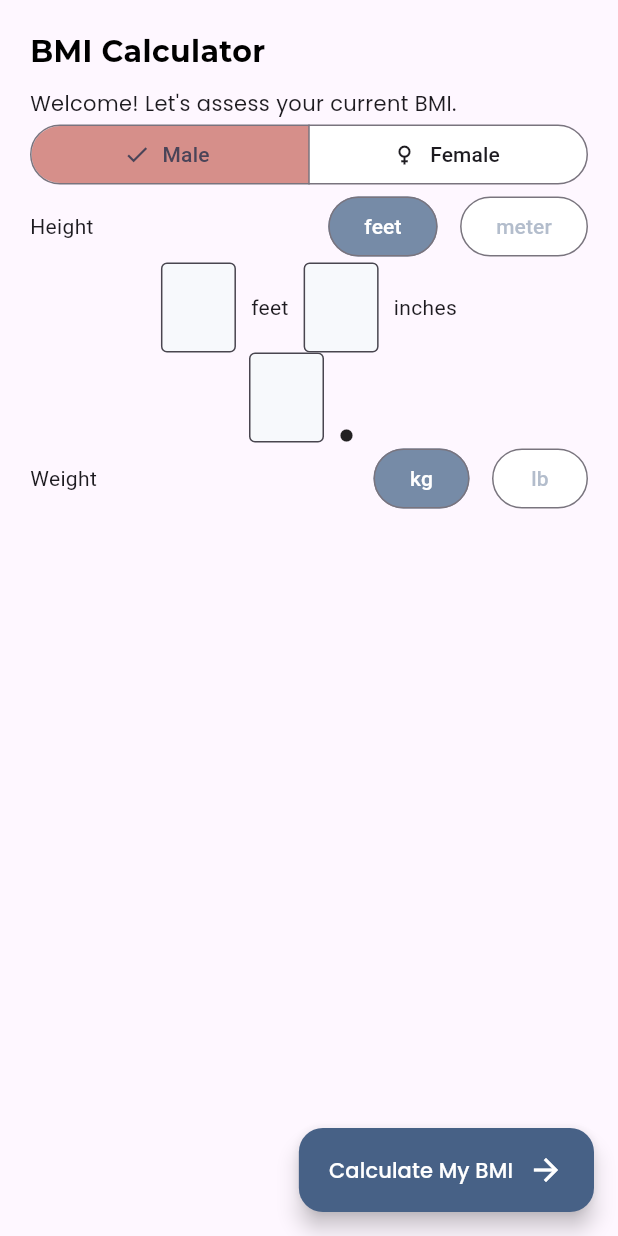
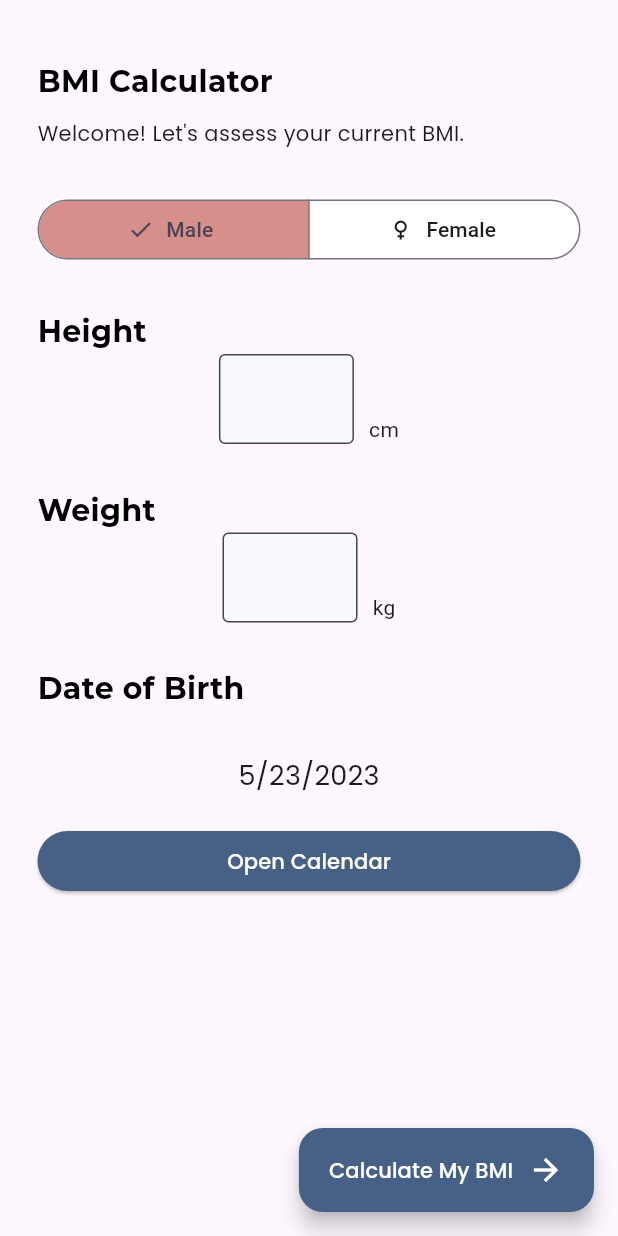
Before and after one commit to christiandarvs/BMI_App, a Flutter app: the BMIPage screen opened directly, on a phone screen of 412 x 824 dp. Run offline on Flutter 3.47's test engine with Material 2 defaults, Android fonts, the phone set to English and light mode, and no system bars; our stand-ins replace google_fonts.

Commit message:
edit code and app name

```diff
--- a/lib/bmi_page.dart
+++ b/lib/bmi_page.dart
@@ -20,23 +20,41 @@ class _BMIPageState extends State<BMIPage> {
   Gender? selectedGender;
   Height selectedHeight = Height.feet;
   Weight selectedWeight = Weight.kg;
-  TextEditingController heightFeetController = TextEditingController();
-  TextEditingController heightInchesController = TextEditingController();
-  TextEditingController heightCmController = TextEditingController();
+  TextEditingController heightCM = TextEditingController();
+  TextEditingController weightKG = TextEditingController();
+  DateTime currentDate = DateTime.now();
 
-  TextEditingController weightController = TextEditingController();
   @override
   Widget build(BuildContext context) {
+    void displayCalendar() async {
+      DateTime? newDate = await showDatePicker(
+          context: context,
+          initialDate: currentDate,
+          firstDate: DateTime(1960),
+          lastDate: currentDate);
+
+      if (newDate == null) {
+        return;
+      } else {
+        setState(() {
+          currentDate = newDate;
+        });
+      }
+    }
+
     return Scaffold(
       resizeToAvoidBottomInset: false,
       body: SafeArea(
         child: Center(
           child: Padding(
-            padding: const EdgeInsets.all(20),
+            padding: const EdgeInsets.all(25),
             child: Column(
               // mainAxisAlignment: MainAxisAlignment.center,
               crossAxisAlignment: CrossAxisAlignment.stretch,
               children: [
+                const SizedBox(
+                  height: 15,
+                ),
                 Text(
                   'BMI Calculator',
                   style: kTextHeadingTheme,
@@ -47,6 +65,9 @@ class _BMIPageState extends State<BMIPage> {
                 Text(
                   'Welcome! Let\'s assess your current BMI.',
                   style: GoogleFonts.poppins(),
+                ),
+                const SizedBox(
+                  height: 30,
                 ),
                 SegmentedButton(
                   segments: const [
@@ -76,66 +97,19 @@ class _BMIPageState extends State<BMIPage> {
                     ),
                   ),
                 ),
-                Row(
-                  mainAxisAlignment: MainAxisAlignment.spaceBetween,
-                  children: [
-                    const Text('Height'),
-                    Row(
-                      children: [
-                        OutlinedButton(
-                          onPressed: () {
-                            setState(() {
-                              selectedHeight = Height.feet;
-                            });
-                            debugPrint('$selectedHeight');
-                          },
-                          style: ButtonStyle(
-                            backgroundColor: selectedHeight == Height.feet
-                                ? const MaterialStatePropertyAll(
-                                    Color(0xff768ba7))
-                                : const MaterialStatePropertyAll(Colors.white),
+                const SizedBox(
+                  height: 30,
                 ),
-                          child: Text(
-                            'feet',
-                            style: TextStyle(
-                                color: selectedHeight == Height.feet
-                                    ? Colors.white
-                                    : const Color(0xffb3bdcc)),
-                          ),
-                        ),
-                        const SizedBox(
-                          width: 15,
-                        ),
-                        OutlinedButton(
-                          onPressed: () {
-                            setState(() {
-                              selectedHeight = Height.meter;
-                            });
-                            debugPrint('$selectedHeight');
-                          },
-                          style: ButtonStyle(
-                            backgroundColor: selectedHeight == Height.meter
-                                ? const MaterialStatePropertyAll(
-                                    Color(0xff768ba7))
-                                : const MaterialStatePropertyAll(Colors.white),
-                          ),
-                          child: Text(
-                            'meter',
-                            style: TextStyle(
-                                color: selectedHeight == Height.meter
-                                    ? Colors.white
-                                    : const Color(0xffb3bdcc)),
-                          ),
-                        ),
-                      ],
-                    ),
-                  ],
+                Text(
+                  'Height',
+                  style: kTextHeadingTheme,
                 ),
                 Row(
                   mainAxisAlignment: MainAxisAlignment.center,
+                  crossAxisAlignment: CrossAxisAlignment.end,
                   children: [
                     SizedBox(
-                      width: 50,
+                      width: 90,
                       height: 60,
                       child: TextField(
                         textAlign: TextAlign.center,
@@ -143,7 +117,7 @@ class _BMIPageState extends State<BMIPage> {
                             fontWeight: FontWeight.bold, fontSize: 20),
                         keyboardType: TextInputType.number,
                         textInputAction: TextInputAction.next,
-                        controller: heightFeetController,
+                        controller: heightCM,
                         decoration: const InputDecoration(
                             fillColor: Color(0xfff7f9fc),
                             filled: true,
@@ -153,12 +127,22 @@ class _BMIPageState extends State<BMIPage> {
                     const SizedBox(
                       width: 10,
                     ),
-                    const Text('feet'),
+                    const Text('cm')
+                  ],
+                ),
                 const SizedBox(
-                      width: 10,
+                  height: 30,
                 ),
+                Text(
+                  'Weight',
+                  style: kTextHeadingTheme,
+                ),
+                Row(
+                  mainAxisAlignment: MainAxisAlignment.center,
+                  crossAxisAlignment: CrossAxisAlignment.end,
+                  children: [
                     SizedBox(
-                      width: 50,
+                      width: 90,
                       height: 60,
                       child: TextField(
                         textAlign: TextAlign.center,
@@ -166,7 +150,7 @@ class _BMIPageState extends State<BMIPage> {
                             fontWeight: FontWeight.bold, fontSize: 20),
                         keyboardType: TextInputType.number,
                         textInputAction: TextInputAction.next,
-                        controller: heightInchesController,
+                        controller: weightKG,
                         decoration: const InputDecoration(
                             fillColor: Color(0xfff7f9fc),
                             filled: true,
@@ -176,106 +160,44 @@ class _BMIPageState extends State<BMIPage> {
                     const SizedBox(
                       width: 10,
                     ),
-                    const Text('inches'),
+                    const Text('kg')
                   ],
                 ),
-                Row(
-                  mainAxisAlignment: MainAxisAlignment.center,
-                  crossAxisAlignment: CrossAxisAlignment.end,
-                  children: [
-                    SizedBox(
-                      width: 50,
-                      height: 60,
-                      child: TextField(
-                        textAlign: TextAlign.center,
-                        style: const TextStyle(
-                            fontWeight: FontWeight.bold, fontSize: 20),
-                        keyboardType: TextInputType.number,
-                        textInputAction: TextInputAction.next,
-                        controller: heightCmController,
-                        decoration: const InputDecoration(
-                            fillColor: Color(0xfff7f9fc),
-                            filled: true,
-                            border: OutlineInputBorder()),
+                const SizedBox(
+                  height: 30,
                 ),
+                Text(
+                  'Date of Birth',
+                  style: kTextHeadingTheme,
                 ),
                 const SizedBox(
-                      width: 10,
+                  height: 30,
                 ),
-                    const Icon(
-                      Icons.circle,
-                      size: 10,
+                Center(
+                    child: Text(
+                  '${currentDate.month}/${currentDate.day}/${currentDate.year}',
+                  style: GoogleFonts.poppins(fontSize: 18),
+                )),
+                const SizedBox(
+                  height: 20,
                 ),
-                    const SizedBox(
-                      width: 10,
+                ElevatedButton(
+                  onPressed: () async {
+                    displayCalendar();
+                  },
+                  style: ElevatedButton.styleFrom(backgroundColor: kFabBgColor),
+                  child: Text(
+                    'Open Calendar',
+                    style: kFabTextColor,
+                  ),
                 )
-                  ],
-                ),
-                Row(
-                  mainAxisAlignment: MainAxisAlignment.spaceBetween,
-                  children: [
-                    const Text('Weight'),
-                    Row(
-                      children: [
-                        OutlinedButton(
-                          onPressed: () {
-                            setState(() {
-                              selectedWeight = Weight.kg;
-                            });
-                            debugPrint('$selectedHeight');
-                          },
-                          style: ButtonStyle(
-                            backgroundColor: selectedWeight == Weight.kg
-                                ? const MaterialStatePropertyAll(
-                                    Color(0xff768ba7))
-                                : const MaterialStatePropertyAll(Colors.white),
-                          ),
-                          child: Text(
-                            'kg',
-                            style: TextStyle(
-                                color: selectedWeight == Weight.kg
-                                    ? Colors.white
-                                    : const Color(0xffb3bdcc)),
-                          ),
-                        ),
-                        const SizedBox(
-                          width: 15,
-                        ),
-                        OutlinedButton(
-                          onPressed: () {
-                            setState(() {
-                              selectedWeight = Weight.lb;
-                            });
-                            debugPrint('$selectedHeight');
-                          },
-                          style: ButtonStyle(
-                            backgroundColor: selectedWeight == Weight.lb
-                                ? const MaterialStatePropertyAll(
-                                    Color(0xff768ba7))
-                                : const MaterialStatePropertyAll(Colors.white),
-                          ),
-                          child: Text(
-                            'lb',
-                            style: TextStyle(
-                                color: selectedWeight == Weight.lb
-                                    ? Colors.white
-                                    : const Color(0xffb3bdcc)),
-                          ),
-                        ),
-                      ],
-                    ),
-                  ],
-                ),
               ],
             ),
           ),
         ),
       ),
       floatingActionButton: FloatingActionButton.extended(
-        onPressed: () {
-          debugPrint(
-              '${heightFeetController.text} ${heightInchesController.text}');
-        },
+        onPressed: () {},
         label: Row(
           children: [
             Text(
```
Also changed, not shown: 1 other file. Lines whose indentation alone changed are shown as unchanged.
